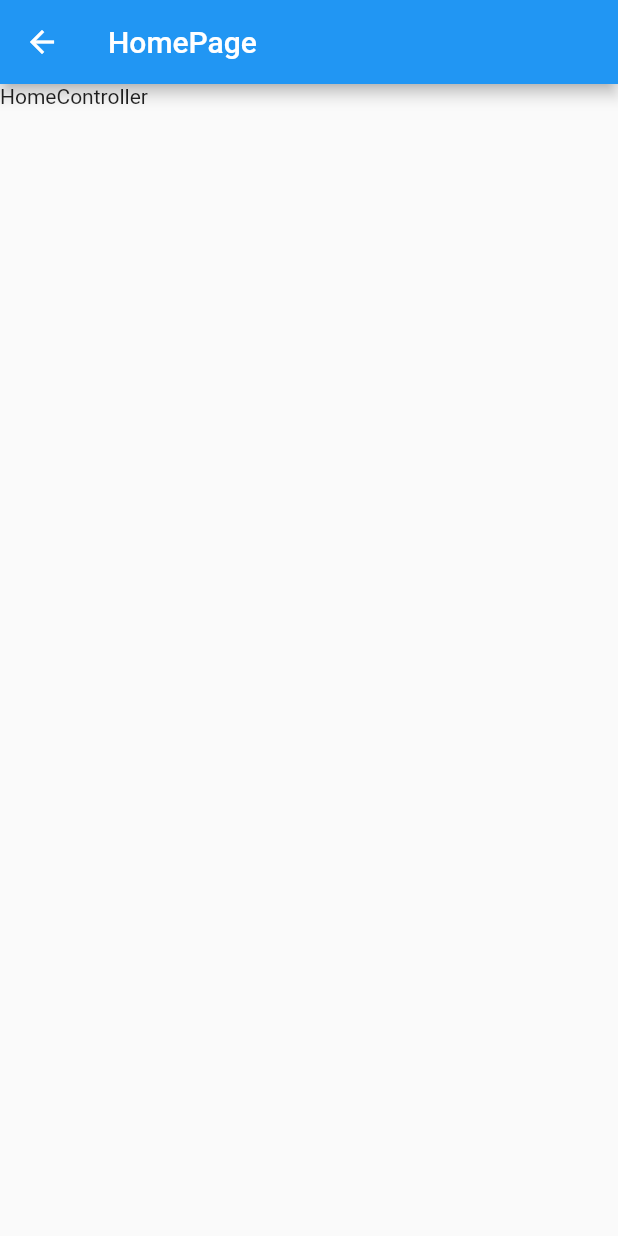
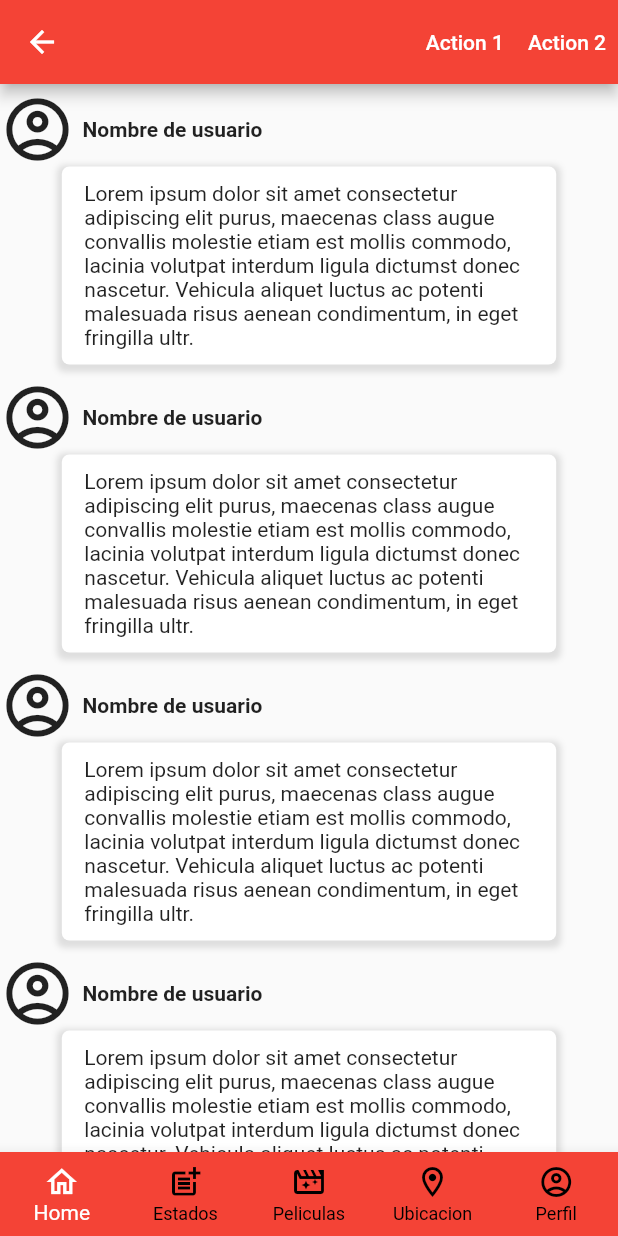
Before and after one commit to AMONCADAC/MobileMovieApp, a Flutter app: the screen it shows after launch, after a tap on "Iniciar Sesion", on a phone screen of 412 x 824 dp. Run offline on Flutter 3.47's test engine with Material 2 defaults, Android fonts, the phone set to English and light mode, and no system bars; our stand-ins replace get; Roboto replaces fonts that are missing (Georgia).

Commit message:
Sprint 1
Pantallas

```diff
--- a/lib/app/controllers/home_controller.dart
+++ b/lib/app/controllers/home_controller.dart
@@ -1,3 +1,10 @@
+import 'package:flutter/cupertino.dart';
 import 'package:get/get.dart';
 
-class HomeController extends GetxController {}
+class HomeController extends GetxController {
+  /*List<Widget> _paginas = [
+    PaginaHome(),
+    PaginaEstados(),
+  ];*/
+
+}
--- /dev/null
+++ b/lib/app/controllers/topmenu_controller.dart
@@ -0,0 +1,3 @@
+import 'package:get/get.dart';
+
+class TopMenuController extends GetxController {}
--- a/lib/app/routes/app_pages.dart
+++ b/lib/app/routes/app_pages.dart
@@ -3,7 +3,7 @@ import 'package:mobile_movie_app/app/bindings/carga_binding.dart';
 import 'package:mobile_movie_app/app/bindings/login_binding.dart';
 import 'package:mobile_movie_app/app/bindings/signin_binding.dart';
 import 'package:mobile_movie_app/app/ui/pages/carga_page.dart';
-import 'package:mobile_movie_app/app/ui/pages/home_page.dart';
+import 'package:mobile_movie_app/app/ui/pages/home/home_page.dart';
 import 'package:mobile_movie_app/app/ui/pages/login_page.dart';
 import 'package:mobile_movie_app/app/ui/pages/signin_page.dart';
 part './app_routes.dart';
--- /dev/null
+++ b/lib/app/ui/pages/home/home_page.dart
@@ -0,0 +1,172 @@
+import 'package:flutter/material.dart';
+import 'package:get/get.dart';
+import 'package:mobile_movie_app/app/controllers/home_controller.dart';
+import 'package:mobile_movie_app/app/ui/pages/home/widget/estados_list.dart';
+import 'package:mobile_movie_app/app/ui/pages/home/widget/peliculas_list.dart';
+import 'package:mobile_movie_app/app/ui/pages/home/widget/post_list.dart';
+import 'package:mobile_movie_app/app/ui/pages/home/widget/profile.dart';
+import 'package:mobile_movie_app/app/ui/pages/home/widget/ubicacion_list.dart';
+import 'package:provider/provider.dart';
+
+class HomePage extends GetView<HomeController> {
+  @override
+  Widget build(BuildContext context) {
+    final ButtonStyle style =
+        TextButton.styleFrom(primary: Theme.of(context).colorScheme.onPrimary);
+    return ChangeNotifierProvider(
+      create: (_) => new _NavegationModel(),
+      child: Scaffold(
+        appBar: AppBar(
+          backgroundColor: Colors.red,
+          actions: <Widget>[
+            TextButton(
+              style: style,
+              onPressed: () {},
+              child: const Text('Action 1'),
+            ),
+            TextButton(
+              style: style,
+              onPressed: () {},
+              child: const Text('Action 2'),
+            )
+          ],
+        ),
+        body: _Pages(),
+        bottomNavigationBar: _Navigation(),
+      ),
+    );
+  }
+}
+
+class _Navigation extends StatelessWidget {
+  const _Navigation({
+    Key? key,
+  }) : super(key: key);
+
+  @override
+  Widget build(BuildContext context) {
+    final navegacionModel = Provider.of<_NavegationModel>(context);
+
+    return BottomNavigationBar(
+      type: BottomNavigationBarType.fixed,
+      backgroundColor: Colors.red,
+      selectedItemColor: Colors.white,
+      unselectedItemColor: Colors.black,
+      currentIndex: navegacionModel.paginaActual,
+      onTap: (i) => navegacionModel.paginaActual = i,
+      items: [
+        BottomNavigationBarItem(
+          icon: Icon(Icons.home_outlined),
+          label: 'Home',
+        ),
+        BottomNavigationBarItem(
+          icon: Icon(Icons.post_add),
+          label: 'Estados',
+        ),
+        BottomNavigationBarItem(
+          icon: Icon(Icons.movie_filter_outlined),
+          label: 'Peliculas',
+        ),
+        BottomNavigationBarItem(
+          icon: Icon(Icons.location_on_outlined),
+          label: 'Ubicacion',
+        ),
+        BottomNavigationBarItem(
+          icon: Icon(Icons.account_circle_outlined),
+          label: 'Perfil',
+        ),
+      ],
+    );
+  }
+}
+
+class _Pages extends StatelessWidget {
+  const _Pages({
+    Key? key,
+  }) : super(key: key);
+
+  @override
+  Widget build(BuildContext context) {
+    final navegacionModel = Provider.of<_NavegationModel>(context);
+
+    return PageView(
+      controller: navegacionModel.pageController,
+      physics: NeverScrollableScrollPhysics(),
+      children: [
+        //Seccion de posts
+        Column(
+          children: [
+            SafeArea(
+                child: Container(
+              height: 5,
+            )),
+            PostList()
+          ],
+        ),
+        //Seccion de estados
+        Container(
+          child: Column(
+            children: [
+              SafeArea(
+                  child: Container(
+                height: 5,
+              )),
+              EstadosList()
+            ],
+          ),
+        ),
+        //Seccion de peliculas
+        Container(
+          child: Column(
+            children: [
+              SafeArea(
+                  child: Container(
+                height: 5,
+              )),
+              PeliculasList()
+            ],
+          ),
+        ),
+        //Seccion de ubicaciones
+        Container(
+          child: Column(
+            children: [
+              SafeArea(
+                  child: Container(
+                height: 5,
+              )),
+              UbicationList()
+            ],
+          ),
+        ),
+        //Seccion de perfil
+        Container(
+          child: Column(
+            children: [
+              SafeArea(
+                  child: Container(
+                height: 5,
+              )),
+              Profile()
+            ],
+          ),
+        ),
+      ],
+    );
+  }
+}
+
+class _NavegationModel with ChangeNotifier {
+  int _paginaActual = 0;
+  PageController _pageController = new PageController(initialPage: 0);
+  int get paginaActual => this._paginaActual;
+
+  set paginaActual(int valor) {
+    this._paginaActual = valor;
+    _pageController.animateToPage(valor,
+        duration: Duration(milliseconds: 50), curve: Curves.easeOut);
+    notifyListeners();
+  }
+
+  PageController get pageController => this._pageController;
+}
--- /dev/null
+++ b/lib/app/ui/pages/home/widget/estados_list.dart
@@ -0,0 +1,25 @@
+import 'package:flutter/material.dart';
+import 'package:mobile_movie_app/app/ui/pages/home/widget/estados.dart';
+
+class EstadosList extends StatelessWidget {
+  const EstadosList({Key? key}) : super(key: key);
+
+  @override
+  Widget build(BuildContext context) {
+    return Expanded(
+      child: Container(
+        child: ListView(
+          children: [
+            Estados(),
+            Estados(),
+            Estados(),
+            Estados(),
+            Estados(),
+            Estados(),
+            Estados(),
+          ],
+        ),
+      ),
+    );
+  }
+}
--- /dev/null
+++ b/lib/app/ui/pages/home/widget/post.dart
@@ -0,0 +1,53 @@
+import 'package:flutter/material.dart';
+
+class Post extends StatelessWidget {
+  const Post({Key? key}) : super(key: key);
+
+  @override
+  Widget build(BuildContext context) {
+    final size = MediaQuery.of(context).size;
+    var boxDecoration = BoxDecoration(
+            color: Colors.white,
+            borderRadius: BorderRadius.only(
+                topLeft: Radius.circular(5),
+                topRight: Radius.circular(5),
+                bottomLeft: Radius.circular(5),
+                bottomRight: Radius.circular(5)),
+            boxShadow: [
+              BoxShadow(
+                color: Colors.grey.withOpacity(0.3),
+                spreadRadius: 3,
+                blurRadius: 3,
+                offset: Offset(0, 2), // changes position of shadow
+              ),
+            ],
+          );
+    return Column(
+      children: [
+        Row(
+          children: [
+            Icon(Icons.account_circle_outlined, size: 50),
+            SizedBox(
+              width: 5,
+            ),
+            Text(
+              'Nombre de usuario',
+              style: TextStyle(fontWeight: FontWeight.bold),
+            )
+          ],
+        ),
+
+        Container(
+          padding: EdgeInsets.symmetric(horizontal: 15, vertical: 10),
+          width: size.width * 0.8,
+          child: Text(
+              'Lorem ipsum dolor sit amet consectetur adipiscing elit purus, maecenas class augue convallis molestie etiam est mollis commodo, lacinia volutpat interdum ligula dictumst donec nascetur. Vehicula aliquet luctus ac potenti malesuada risus aenean condimentum, in eget fringilla ultr.'),
+          decoration: boxDecoration,
+        ),
+        SizedBox(
+          height: 10,
+        ),
+      ],
+    );
+  }
+}
--- /dev/null
+++ b/lib/app/ui/pages/home/widget/post_list.dart
@@ -0,0 +1,17 @@
+import 'package:flutter/material.dart';
+import 'package:mobile_movie_app/app/ui/pages/home/widget/post.dart';
+
+class PostList extends StatelessWidget {
+  const PostList({Key? key}) : super(key: key);
+
+  @override
+  Widget build(BuildContext context) {
+    return Expanded(
+      child: Container(
+        child: ListView(
+          children: [Post(), Post(), Post(), Post()],
+        ),
+      ),
+    );
+  }
+}
```
Also changed, not shown: lib/app/controllers/login_controller.dart (+1 -9 lines), lib/app/ui/pages/home/widget/estados.dart (added, +53 -0 lines), lib/app/ui/pages/home/widget/pelicula.dart (added, +52 -0 lines), lib/app/ui/pages/home/widget/peliculas_list.dart (added, +27 -0 lines), lib/app/ui/pages/home/widget/profile.dart (added, +53 -0 lines), lib/app/ui/pages/home/widget/ubicacion.dart (added, +56 -0 lines), lib/app/ui/pages/home/widget/ubicacion_list.dart (added, +28 -0 lines).
